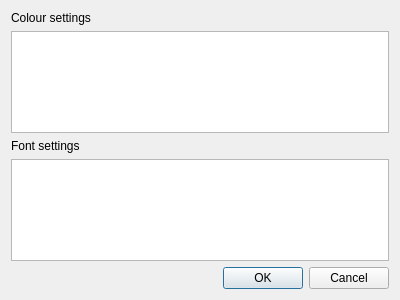
First picture: the form in ui/SchemaSettings.ui, repository DUNE-DAQ/dbe, before the edit.
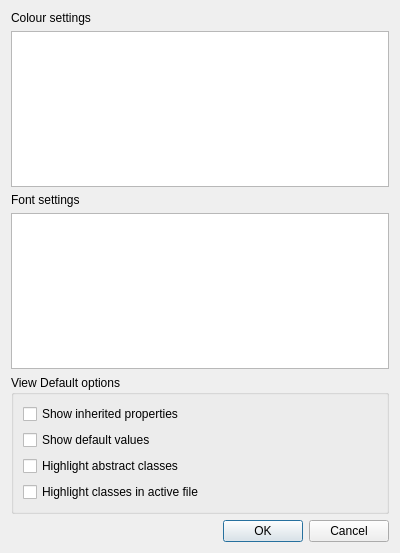
Second picture: the form after the edit.

Commit message: Allow setting default state of view toggles via preferences dialogue

What changed in the file:
```diff
--- a/ui/SchemaSettings.ui
+++ b/ui/SchemaSettings.ui
@@ -7,7 +7,7 @@
     <x>0</x>
     <y>0</y>
     <width>400</width>
-    <height>300</height>
+    <height>553</height>
    </rect>
   </property>
   <property name="windowTitle">
@@ -34,6 +34,43 @@
    <item>
     <widget class="QListWidget" name="font_list"/>
    </item>
+   <item>
+    <widget class="QGroupBox" name="view_toggles">
+     <property name="title">
+      <string>View Default options</string>
+     </property>
+     <layout class="QVBoxLayout" name="verticalLayout">
+      <item>
+       <widget class="QCheckBox" name="inherited_button">
+        <property name="text">
+         <string>Show inherited properties</string>
+        </property>
+       </widget>
+      </item>
+      <item>
+       <widget class="QCheckBox" name="default_value_button">
+        <property name="text">
+         <string>Show default values</string>
+        </property>
+       </widget>
+      </item>
+      <item>
+       <widget class="QCheckBox" name="abstract_button">
+        <property name="text">
+         <string>Highlight abstract classes</string>
+        </property>
+       </widget>
+      </item>
+      <item>
+       <widget class="QCheckBox" name="active_button">
+        <property name="text">
+         <string>Highlight classes in active file</string>
+        </property>
+       </widget>
+      </item>
+     </layout>
+    </widget>
+   </item>
    <item>
     <widget class="QDialogButtonBox" name="buttonBox">
      <property name="orientation">
```
The commit also changes 4 other files.
